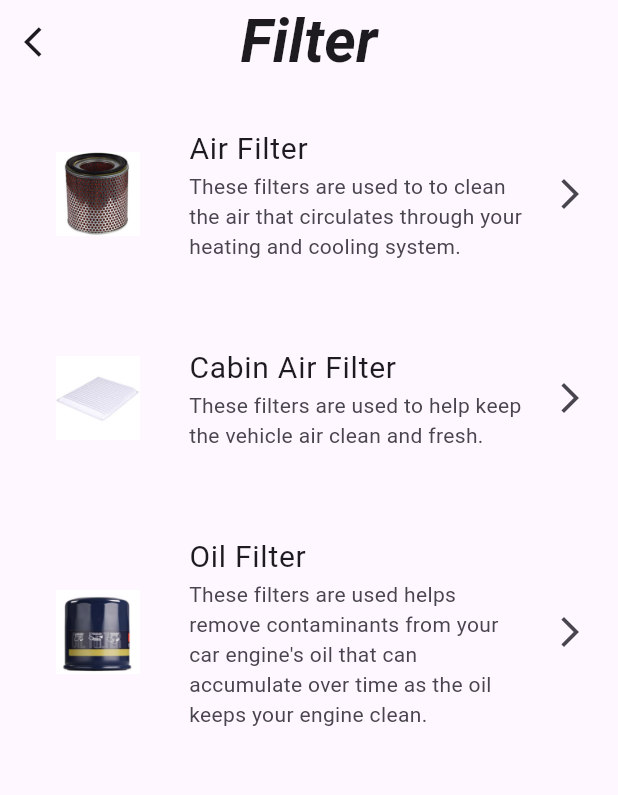
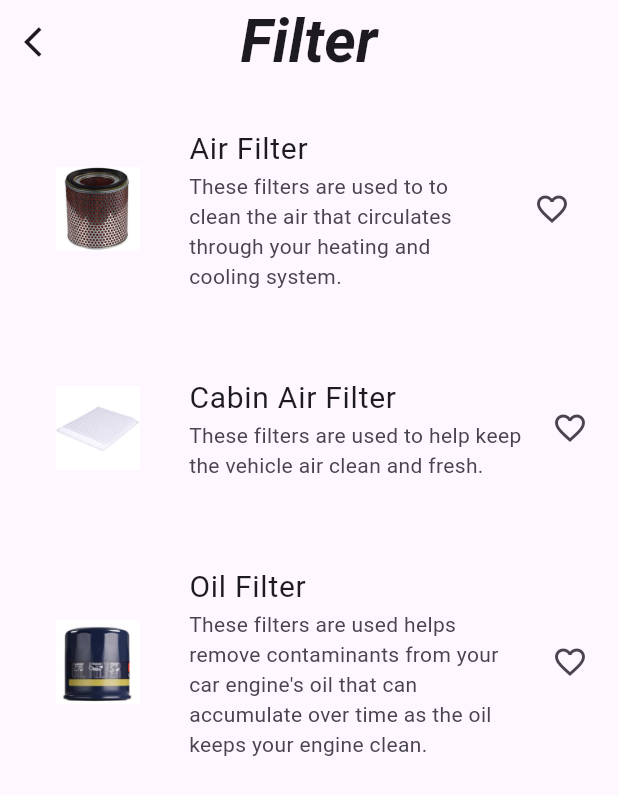
Before and after one commit to justinlu3939/denso-flutter-project, a Flutter app: the demoPage screen opened by its route, on a phone screen of 412 x 824 dp. Shown: the top 795 px of the screen. Run offline on Flutter 3.47's test engine with Material 3 defaults, Android fonts, the phone set to English and light mode, and no system bars; our stand-ins replace animated_splash_screen, carousel_slider, cloud_firestore, dartz, firebase_auth, firebase_core and 8 more; accounts and stored records are empty; Roboto replaces fonts that are missing (Times New Roman).

Commit message:
fixed google sign in (installed new plist and changed gid) and attempting to add HIVE for favorites

```diff
--- a/lib/main.dart
+++ b/lib/main.dart
@@ -2,6 +2,7 @@
 
 import 'package:firebase_auth/firebase_auth.dart';
 import 'package:flutter/material.dart';
+import 'package:hive_flutter/hive_flutter.dart';
 import 'package:my_app/pages/ItemList.dart';
 import 'package:my_app/pages/Homepage.dart';
 import 'package:my_app/pages/demoPageForFilterItem.dart';
@@ -26,7 +27,10 @@ import 'package:my_app/firebase_options.dart';
 
 import 'package:my_app/pages/signup.dart';
 
+//may need to change void -> Future<void>
 void main() async{
+  await Hive.initFlutter();
+  await Hive.openBox('favorites');
   WidgetsFlutterBinding.ensureInitialized();
   await Firebase.initializeApp(
     options: DefaultFirebaseOptions.currentPlatform
--- a/lib/pages/demoPageForFilterItem.dart
+++ b/lib/pages/demoPageForFilterItem.dart
@@ -25,7 +25,7 @@ class demoPage extends StatelessWidget{
         shadowColor: Colors.black12,
         centerTitle: true,
       ),
-      body: ScrollView(),
+      body: const ScrollView(),
     );
   }
 }
@@ -38,6 +38,7 @@ class ScrollView extends StatelessWidget {
     return SingleChildScrollView(
       child: Column(
         children: [
+          //change the list tiles so that it reads from the favorites in Hive and gets the product data
           ListTile(
             contentPadding: const EdgeInsets.all(20),
             leading: Image.asset('Images/airfilter.png', width: 90, height: 90,),
@@ -52,13 +53,13 @@ class ScrollView extends StatelessWidget {
             //tileColor: Colors.blue,
             hoverColor: Colors.red,
             focusColor: Colors.white,
-            trailing: const Icon(Icons.arrow_forward_ios),
+            trailing: IconButton(onPressed: () {
+
+            } ,
+            icon: const Icon(Icons.favorite_border_outlined)),
             onTap: () {
               Navigator.pushNamed(context, '/webviewcontainer',
                                   arguments: 'airfilter');
-            },
-            onLongPress: () {
-              print('1');
             },
           ),
           ListTile(
@@ -75,13 +76,10 @@ class ScrollView extends StatelessWidget {
             //tileColor: Colors.blue,
             hoverColor: Colors.red,
             focusColor: Colors.white,
-            trailing: const Icon(Icons.arrow_forward_ios),
+            trailing: const Icon(Icons.favorite_border_outlined),
             onTap: () {
               Navigator.pushNamed(context, '/webviewcontainer',
                                   arguments: 'cabinfilter');
-            },
-            onLongPress: () {
-              print('2');
             },
           ),
           ListTile(
@@ -98,13 +96,10 @@ class ScrollView extends StatelessWidget {
             //tileColor: Colors.blue,
             hoverColor: Colors.red,
             focusColor: Colors.white,
-            trailing: const Icon(Icons.arrow_forward_ios),
+            trailing: const Icon(Icons.favorite_border_outlined),
             onTap: () {
               Navigator.pushNamed(context, '/webviewcontainer',
                                   arguments: 'oilfilter');
-            },
-            onLongPress: () {
-              print('3');
             },
           ),
         ]
--- a/pubspec.yaml
+++ b/pubspec.yaml
@@ -46,6 +46,8 @@ dependencies:
   firebase_auth: ^5.1.2
   sign_in_with_apple: ^6.1.1
   google_sign_in: ^6.2.1
+
+  hive_flutter: ^1.1.0
 
   fluttertoast: ^8.2.6
   google_fonts: 5.1.0
```
Also changed, not shown: lib/pages/favorites.dart (+0 -40 lines), pubspec.lock, 3 other files.
